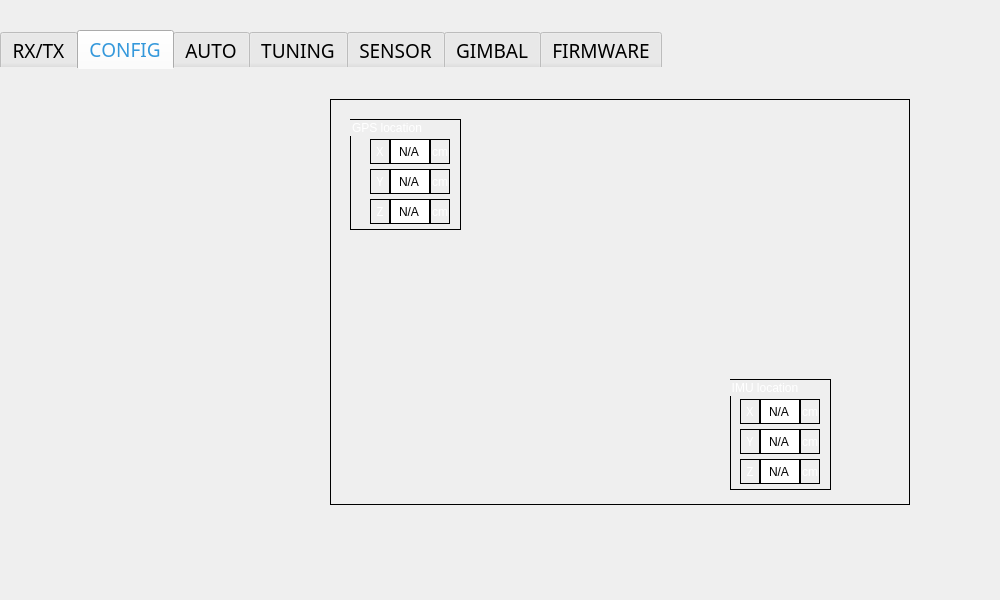
Qt form mainWidget/mainwidget.ui (yennhan1211/quadConfig) before a commit.
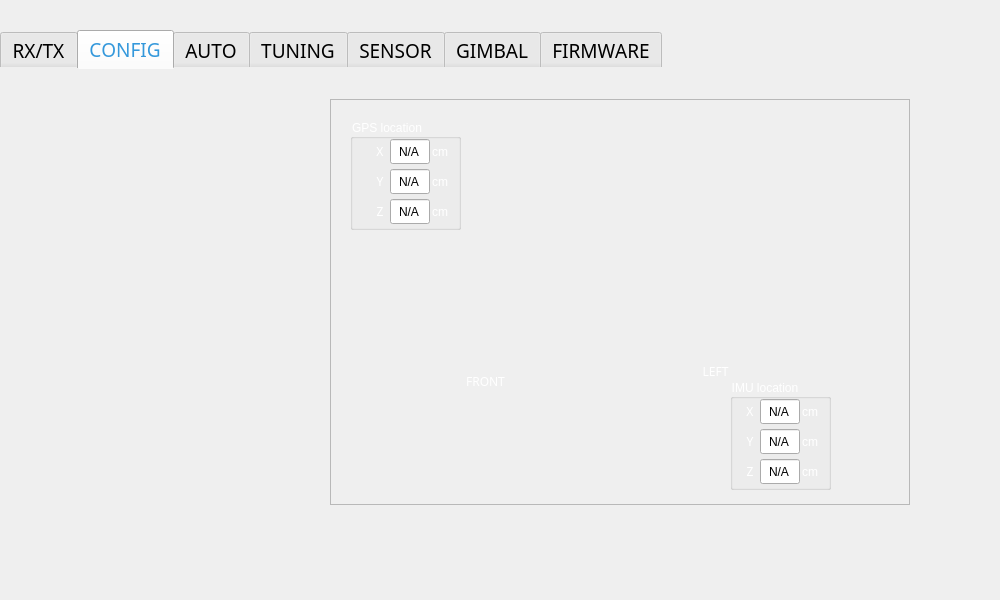
The same form after that commit. The open tabs and pages were chosen to show the change. Icons and pictures are not drawn.

Patch:
```diff
--- a/mainWidget/mainwidget.ui
+++ b/mainWidget/mainwidget.ui
@@ -1500,7 +1500,7 @@
       <rect>
        <x>65</x>
        <y>40</y>
-       <width>200</width>
+       <width>250</width>
        <height>200</height>
       </rect>
      </property>
@@ -1920,9 +1920,10 @@
         </rect>
        </property>
        <property name="styleSheet">
-        <string notr="true">border:1px solid black;
+        <string notr="true">
 background-image:url(images/gpsbg.png);
 
+
 </string>
        </property>
        <property name="frameShape">
@@ -2317,6 +2318,48 @@
          </property>
         </widget>
        </widget>
+       <widget class="QLabel" name="lbA_per_14">
+        <property name="geometry">
+         <rect>
+          <x>130</x>
+          <y>270</y>
+          <width>51</width>
+          <height>25</height>
+         </rect>
+        </property>
+        <property name="styleSheet">
+         <string notr="true">QLabel{
+font-family:UTM Banque;
+color: white; }</string>
+        </property>
+        <property name="text">
+         <string>FRONT</string>
+        </property>
+        <property name="alignment">
+         <set>Qt::AlignCenter</set>
+        </property>
+       </widget>
+       <widget class="QLabel" name="lbA_per_15">
+        <property name="geometry">
+         <rect>
+          <x>360</x>
+          <y>260</y>
+          <width>51</width>
+          <height>25</height>
+         </rect>
+        </property>
+        <property name="styleSheet">
+         <string notr="true">QLabel{
+font-family:UTM Banque;
+color: white; }</string>
+        </property>
+        <property name="text">
+         <string>LEFT</string>
+        </property>
+        <property name="alignment">
+         <set>Qt::AlignCenter</set>
+        </property>
+       </widget>
       </widget>
      </widget>
      <widget class="QWidget" name="page_3">
```
Left out of the diff: 27 changed lines with no effect on the pictures.
